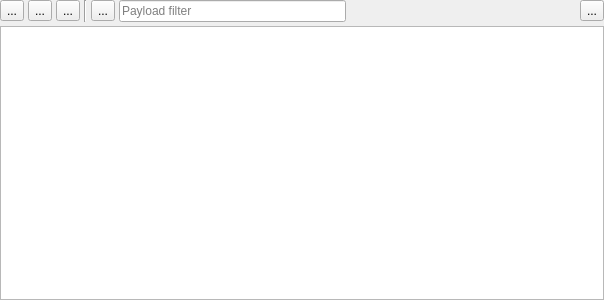
First picture: the form in src/x/coap/coapmsgview.ui, repository x-tools-author/x-tools, before the edit.
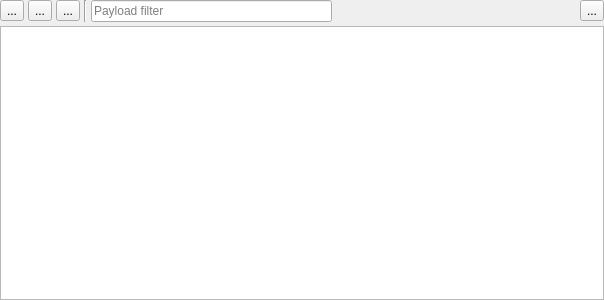
Second picture: the form after the edit.

Diff of the .ui file:
```diff
--- a/src/x/coap/coapmsgview.ui
+++ b/src/x/coap/coapmsgview.ui
@@ -59,16 +59,6 @@
        </property>
       </widget>
      </item>
-     <item>
-      <widget class="QToolButton" name="toolButtonFilter">
-       <property name="toolTip">
-        <string>Categories filter</string>
-       </property>
-       <property name="text">
-        <string>...</string>
-       </property>
-      </widget>
-     </item>
      <item>
       <widget class="QLineEdit" name="lineEditFilter">
        <property name="placeholderText">
```
